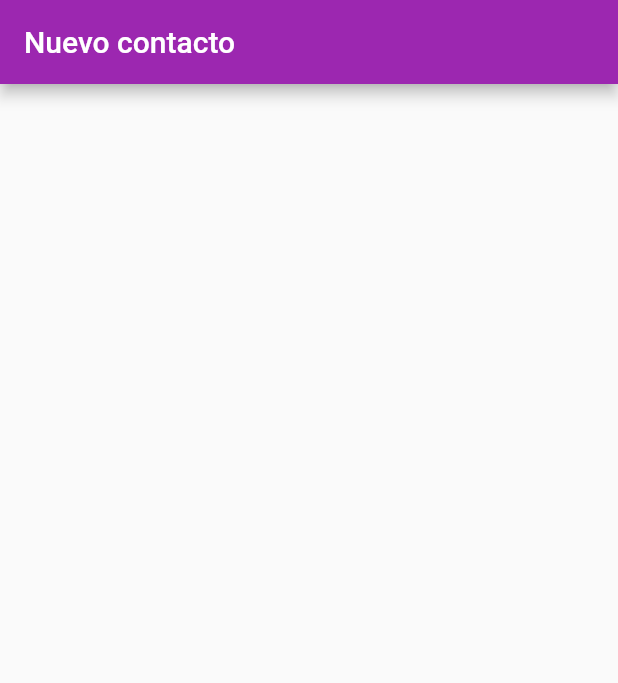
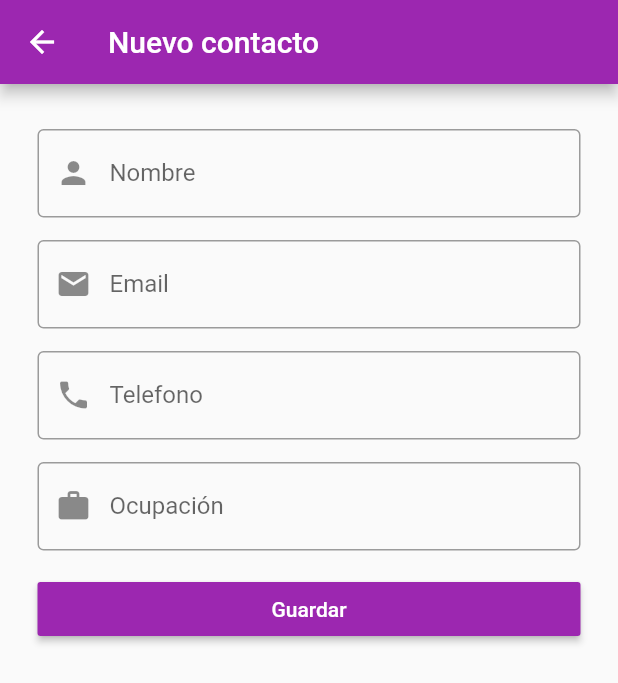
Before and after one commit to devmaufh/flutter-workshop-congreso, a Flutter app: the RegisterPage screen opened directly, on a phone screen of 412 x 824 dp. Shown: the top 683 px of the screen. Run offline on Flutter 3.47's test engine with Material 2 defaults, Android fonts, the phone set to English and light mode, and no system bars; our stand-ins replace sqflite; accounts and stored records are empty.

Commit message:
App contactos

```diff
--- /dev/null
+++ b/apps/app1/lib/models/contacto_model.dart
@@ -0,0 +1,41 @@
+// To parse this JSON data, do
+//
+//     final contactoModel = contactoModelFromJson(jsonString);
+
+import 'dart:convert';
+
+ContactoModel contactoModelFromJson(String str) => ContactoModel.fromJson(json.decode(str));
+
+String contactoModelToJson(ContactoModel data) => json.encode(data.toJson());
+
+class ContactoModel {
+    int id;
+    String nombre;
+    String correo;
+    String telefono;
+    String ocupacion;
+
+    ContactoModel({
+        this.id,
+        this.nombre,
+        this.correo,
+        this.telefono,
+        this.ocupacion,
+    });
+
+    factory ContactoModel.fromJson(Map<String, dynamic> json) => ContactoModel(
+        id: json["id"],
+        nombre: json["nombre"],
+        correo: json["correo"],
+        telefono: json["telefono"],
+        ocupacion: json["ocupacion"],
+    );
+
+    Map<String, dynamic> toJson() => {
+        "id": id,
+        "nombre": nombre,
+        "correo": correo,
+        "telefono": telefono,
+        "ocupacion": ocupacion,
+    };
+}
--- a/apps/app1/lib/pages/register_page.dart
+++ b/apps/app1/lib/pages/register_page.dart
@@ -1,4 +1,11 @@
+import 'package:app1/bloc/contactos_bloc.dart';
+import 'package:app1/models/contacto_model.dart';
+import 'package:app1/providers/database.dart';
+import 'package:app1/utils/Validaciones.dart';
+import 'package:flutter/cupertino.dart';
 import 'package:flutter/material.dart';
+
+import '../providers/database.dart';
 
 class RegisterPage extends StatefulWidget {
   RegisterPage({Key key}) : super(key: key);
@@ -7,23 +14,168 @@ class RegisterPage extends StatefulWidget {
 }
 
 class _RegisterPageState extends State<RegisterPage> {
+  final formKey = GlobalKey<FormState>();
+  ContactoModel contactoModel = new ContactoModel(
+      correo: '', id: null, nombre: "", ocupacion: "", telefono: "");
+  @override
+  void initState() {
+    super.initState();
+  }
+
   @override
   Widget build(BuildContext context) {
+    final ContactoModel contactoData =
+        ModalRoute.of(context).settings.arguments;
+
+    if (contactoData != null) {
+      print("ASies");
+      contactoModel = contactoData;
+    }
     return Scaffold(
         appBar: AppBar(
           title: Text("Nuevo contacto"),
         ),
         body: Container(
+          padding: EdgeInsets.all(5),
           margin: EdgeInsets.all(20),
           child: Form(
+              key: formKey,
               child: SingleChildScrollView(
                 child: Column(
                   crossAxisAlignment: CrossAxisAlignment.center,
                   children: <Widget>[
-
+                    SizedBox(
+                      height: 5,
+                    ),
+                    _construyeTextNombre(),
+                    SizedBox(
+                      height: 15,
+                    ),
+                    _construyeTextEmail(),
+                    SizedBox(
+                      height: 15,
+                    ),
+                    _construyeTextTelefono(),
+                    SizedBox(
+                      height: 15,
+                    ),
+                    _construyeTextOcupacion(),
+                    SizedBox(
+                      height: 15,
+                    ),
+                    _construyeBoton(),
                   ],
                 ),
               )),
         ));
   }
+
+  Widget _construyeTextNombre() {
+    return TextFormField(
+      initialValue: contactoModel.nombre,
+      decoration: InputDecoration(
+        hintText: "Ej. Juan perez",
+        labelText: "Nombre",
+        border: OutlineInputBorder(borderSide: BorderSide()),
+        prefixIcon: Icon(Icons.person),
+      ),
+      maxLines: null,
+      onSaved: (nombre) => contactoModel.nombre = nombre,
+      validator: (titulo) {
+        if (Validaciones.isEmpty(titulo)) return "Ingresa un nombre válido";
+        if (Validaciones.validateLength60(titulo)) return "Nombre muy largo";
+        return null;
+      },
+    );
   }
+
+  Widget _construyeTextEmail() {
+    return TextFormField(
+      initialValue: contactoModel.correo,
+      keyboardType: TextInputType.emailAddress,
+      decoration: InputDecoration(
+        hintText: "Ej. juanito@example.com",
+        labelText: "Email",
+        border: OutlineInputBorder(borderSide: BorderSide()),
+        prefixIcon: Icon(Icons.email),
+      ),
+      onSaved: (email) {
+        contactoModel.correo = email;
+      },
+      validator: (email) {
+        if (Validaciones.isEmpty(email)) return "Ingresa un correo";
+        if (Validaciones.validateEmail(email))
+          return "Ingresa un correo válido";
+        return null;
+      },
+    );
+  }
+
+  Widget _construyeTextTelefono() {
+    return TextFormField(
+      initialValue: contactoModel.telefono,
+      keyboardType: TextInputType.number,
+      decoration: InputDecoration(
+          hintText: "Ej. 4612180322",
+          labelText: "Telefono",
+          border: OutlineInputBorder(borderSide: BorderSide()),
+          prefixIcon: Icon(Icons.phone)),
+      onSaved: (tel) {
+        contactoModel.telefono = tel;
+      },
+      validator: (tel) {
+        if (Validaciones.isEmpty(tel)) return "Ingresa un teléfono";
+        if (Validaciones.validateNumber(tel)) return "Teléfono inválido";
+
+        return null;
+      },
+    );
+  }
+
+  Widget _construyeTextOcupacion() {
+    return TextFormField(
+      initialValue: contactoModel.ocupacion,
+      decoration: InputDecoration(
+        hintText: "Ej. Carpintero en ...",
+        labelText: "Ocupación",
+        prefixIcon: Icon(Icons.work),
+        border: OutlineInputBorder(borderSide: BorderSide()),
+      ),
+      onSaved: (ocupacion) {
+        contactoModel.ocupacion = ocupacion;
+      },
+      validator: (ocpacion) {
+        if (Validaciones.isEmpty(ocpacion)) return "Ingresa un valor correcto";
+        return null;
+      },
+    );
+  }
+
+  Widget _construyeBoton() {
+    return MaterialButton(
+      minWidth: double.infinity,
+      color: Colors.purple,
+      child: Text(
+        "Guardar",
+        style: TextStyle(color: Colors.white),
+      ),
+      onPressed:_saveData,
+    );
+  }
+
+  _saveData() {
+    final bloc = ContactosBloc();
+    if (!formKey.currentState.validate()) return;
+    formKey.currentState.save();
+
+    //TODO: Guardar datos en DB
+    print(contactoModel.toJson());
+    if(contactoModel.id==null){
+      bloc.insertContacto(contactoModel);
+    }else{
+      bloc.updateContacto(contactoModel);
+    }
+    Navigator.pop(context);
+    //TODO: Editar datos
+  }
+}
--- a/apps/app1/pubspec.yaml
+++ b/apps/app1/pubspec.yaml
@@ -19,6 +19,9 @@ environment:
 dependencies:
   flutter:
     sdk: flutter
+  sqflite: ^1.1.7+1
+  path_provider: ^1.3.0
+  url_launcher: ^5.1.6
 
   # The following adds the Cupertino Icons font to your application.
   # Use with the CupertinoIcons class for iOS style icons.
```
Also changed, not shown: apps/app1/lib/bloc/contactos_bloc.dart (added, +29 -0 lines), apps/app1/lib/main.dart (+6 -1 lines), apps/app1/lib/pages/home_page.dart (added, +116 -0 lines), apps/app1/lib/providers/database.dart (added, +49 -0 lines), apps/app1/lib/utils/Validaciones.dart (added, +15 -0 lines), apps/app1/pubspec.lock. Lines whose indentation alone changed are shown as unchanged.
